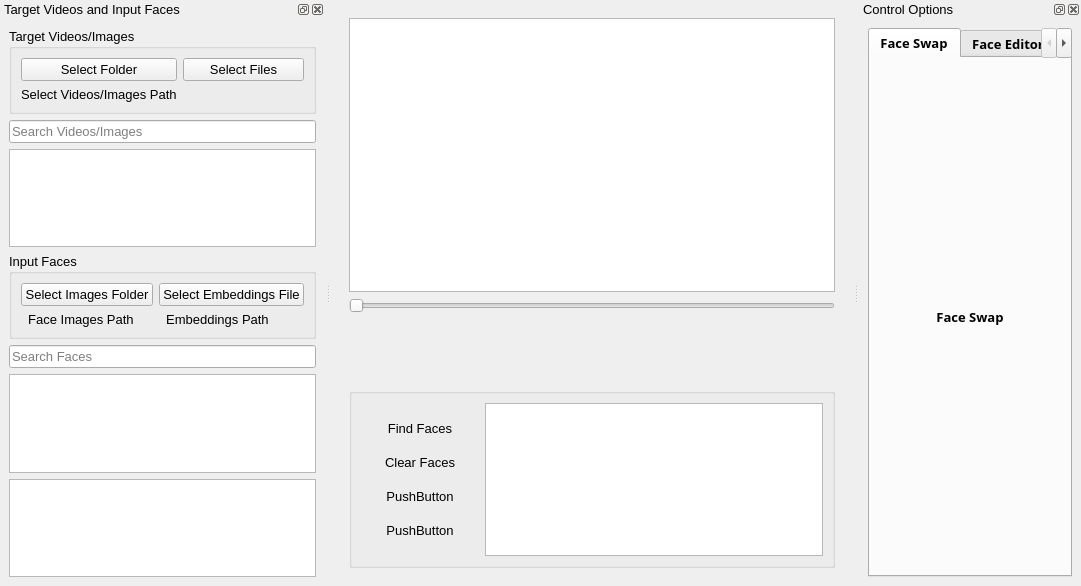
The window that App/UI/Core/MainWindow.ui (visomaster/VisoMaster) describes before a commit, drawn with Qt 5.
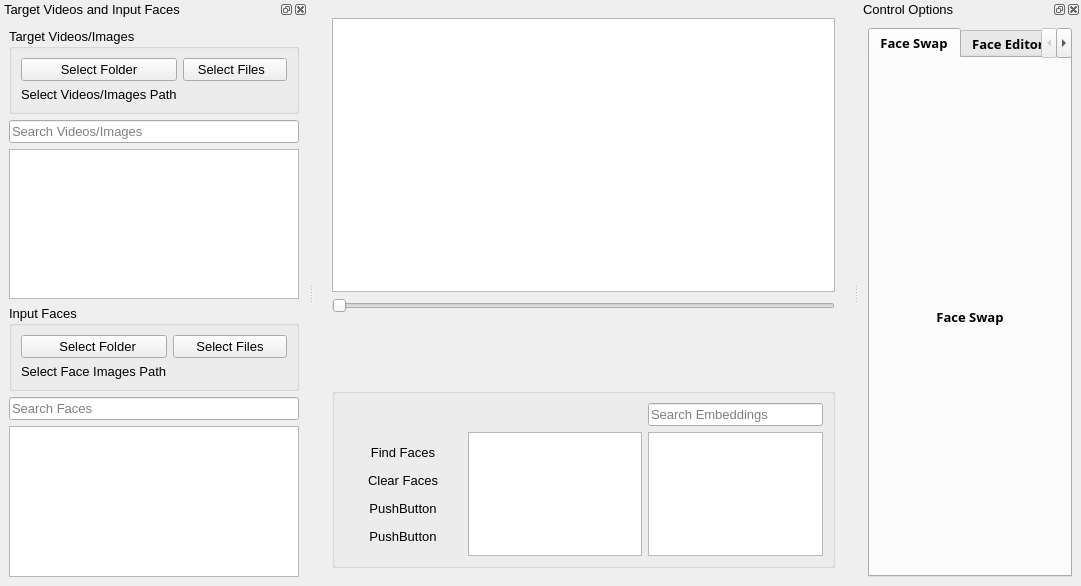
The same window after the commit. Icons and pictures are not drawn.

```diff
--- a/App/UI/Core/MainWindow.ui
+++ b/App/UI/Core/MainWindow.ui
@@ -236,14 +236,7 @@
           <bool>false</bool>
          </property>
          <layout class="QGridLayout" name="gridLayout_2">
-          <item row="0" column="1">
-           <widget class="QListWidget" name="targetFacesList">
-            <property name="autoFillBackground">
-             <bool>true</bool>
-            </property>
-           </widget>
-          </item>
-          <item row="0" column="0">
+          <item row="1" column="0">
            <widget class="QWidget" name="widget_2" native="true">
             <property name="sizePolicy">
              <sizepolicy hsizetype="Minimum" vsizetype="Preferred">
@@ -316,6 +309,30 @@
             </layout>
            </widget>
           </item>
+          <item row="1" column="1">
+           <widget class="QListWidget" name="targetFacesList">
+            <property name="autoFillBackground">
+             <bool>true</bool>
+            </property>
+           </widget>
+          </item>
+          <item row="1" column="2">
+           <widget class="QListWidget" name="inputEmbeddingsList">
+            <property name="sizePolicy">
+             <sizepolicy hsizetype="Preferred" vsizetype="Expanding">
+              <horstretch>0</horstretch>
+              <verstretch>0</verstretch>
+             </sizepolicy>
+            </property>
+           </widget>
+          </item>
+          <item row="0" column="2">
+           <widget class="QLineEdit" name="inputEmbeddingsSearchBox">
+            <property name="placeholderText">
+             <string>Search Embeddings</string>
+            </property>
+           </widget>
+          </item>
          </layout>
         </widget>
        </item>
@@ -361,7 +378,7 @@
           <item row="0" column="1">
            <widget class="QPushButton" name="buttonSelectTargetVideoFiles">
             <property name="text">
-             <string>Select Files</string>
+             <string>   Select Files     </string>
             </property>
            </widget>
           </item>
@@ -390,28 +407,21 @@
           <item row="1" column="0">
            <widget class="QLabel" name="labelInputFacesPath">
             <property name="text">
-             <string>  Face Images Path </string>
+             <string>Select Face Images Path</string>
             </property>
            </widget>
           </item>
           <item row="0" column="0">
            <widget class="QPushButton" name="buttonSelectInputFaces">
             <property name="text">
-             <string>Select Images Folder</string>
+             <string>         Select Folder       </string>
             </property>
            </widget>
           </item>
           <item row="0" column="1">
            <widget class="QPushButton" name="buttonSelectInputEmbeddings">
             <property name="text">
-             <string>Select Embeddings File</string>
-            </property>
-           </widget>
-          </item>
-          <item row="1" column="1">
-           <widget class="QLabel" name="labelEmbeddingsPath">
-            <property name="text">
-             <string>  Embeddings Path</string>
+             <string>Select Files</string>
             </property>
            </widget>
           </item>
@@ -428,9 +438,6 @@
        <item>
         <widget class="QListWidget" name="inputFacesList"/>
        </item>
-       <item>
-        <widget class="QListWidget" name="inputEmbeddingsList"/>
-       </item>
       </layout>
      </item>
     </layout>
```
Left out of the diff: 2 changed lines with no effect on the pictures.
